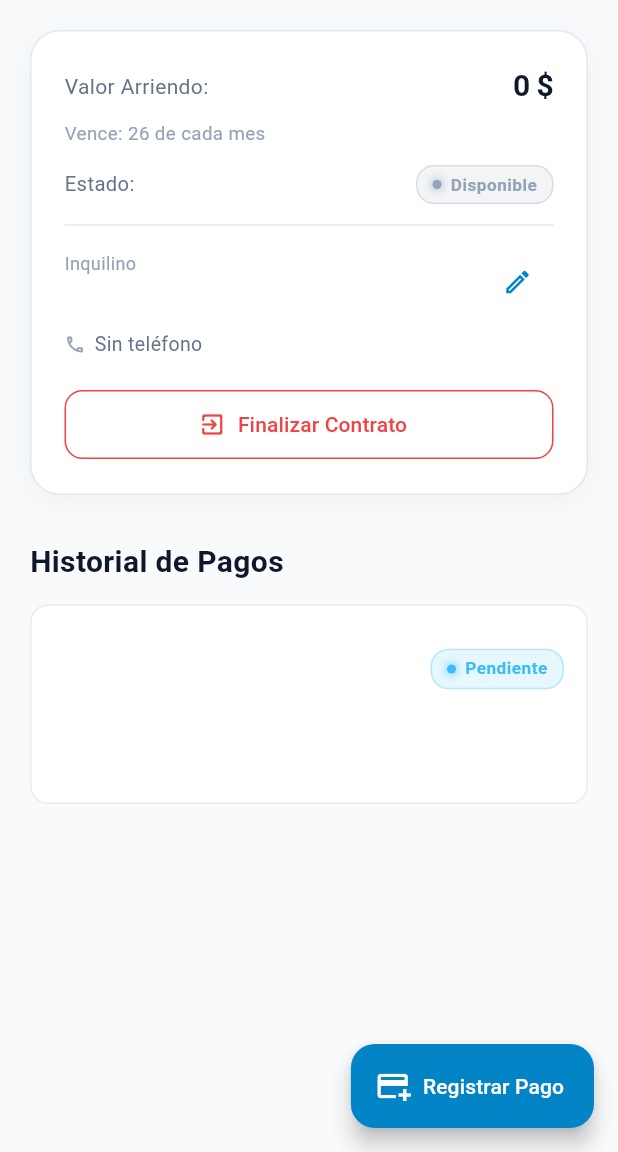
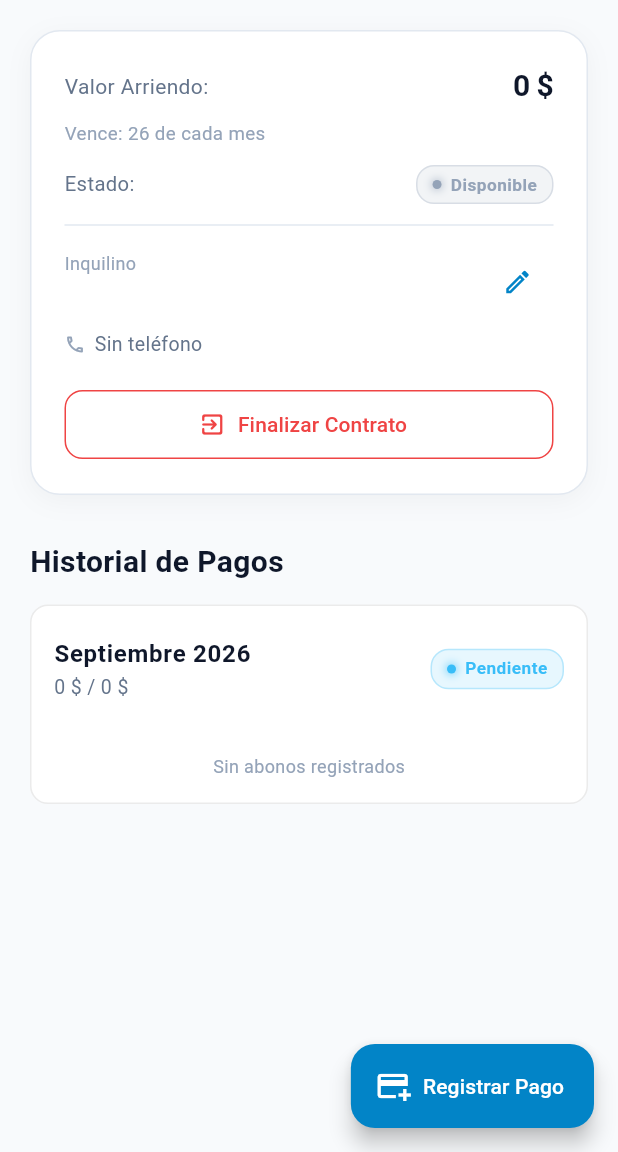
Before and after one commit to MiguelC21/arriendos_app, a Flutter app: the UnitDetailScreen screen opened directly with empty values, after a tap on an icon or button, on a phone screen of 412 x 824 dp, the part 84-1236 px from its top. Run offline on Flutter 3.47's test engine with Material 3 defaults, Android fonts, the phone set to English and light mode, and no system bars; our stand-ins replace connectivity_plus, flutter_riverpod, hive_ce_flutter, shared_preferences, supabase_flutter; accounts and stored records are empty; network calls fail.

Commit message:
coreciones visuales y de sincronizacion

```diff
--- a/lib/screens/unit_detail_screen.dart
+++ b/lib/screens/unit_detail_screen.dart
@@ -862,6 +862,7 @@ class _PaymentHistoryList extends ConsumerWidget {
   @override
   Widget build(BuildContext context, WidgetRef ref) {
     final paymentsAsync = ref.watch(paymentProvider(contract.id));
+    final isDark = Theme.of(context).brightness == Brightness.dark;
     final currencyFormat = NumberFormat.currency(
       locale: 'es_CO',
       symbol: '\$',
@@ -871,9 +872,11 @@ class _PaymentHistoryList extends ConsumerWidget {
     return paymentsAsync.when(
       data: (payments) {
         if (payments.isEmpty) {
-          return const Text(
+          return Text(
             'Sin historial de pagos.',
-            style: TextStyle(color: Colors.white54),
+            style: TextStyle(
+              color: isDark ? Colors.white54 : const Color(0xFF64748B),
+            ),
           );
         }
         return ListView.builder(
@@ -904,14 +907,17 @@ class _PaymentHistoryList extends ConsumerWidget {
                   ),
                   title: Text(
                     '$monthName ${p.year}',
-                    style: const TextStyle(
+                    style: TextStyle(
                       fontWeight: FontWeight.bold,
-                      color: Colors.white,
+                      color: isDark ? Colors.white : const Color(0xFF0F172A),
                     ),
                   ),
                   subtitle: Text(
                     '${currencyFormat.format(p.paidValue)} / ${currencyFormat.format(p.totalValue)}',
-                    style: const TextStyle(color: Colors.white54, fontSize: 13),
+                    style: TextStyle(
+                      color: isDark ? Colors.white54 : const Color(0xFF64748B),
+                      fontSize: 13,
+                    ),
                   ),
                   trailing: _StatusBadge(
                     status: p.status.name,
@@ -925,12 +931,12 @@ class _PaymentHistoryList extends ConsumerWidget {
                         return abonosAsync.when(
                           data: (abonos) {
                             if (abonos.isEmpty) {
-                              return const Padding(
-                                padding: EdgeInsets.all(15),
+                              return Padding(
+                                padding: const EdgeInsets.all(15),
                                 child: Text(
                                   'Sin abonos registrados',
                                   style: TextStyle(
-                                    color: Colors.white38,
+                                    color: isDark ? Colors.white38 : const Color(0xFF94A3B8),
                                     fontSize: 12,
                                   ),
                                 ),
@@ -938,9 +944,9 @@ class _PaymentHistoryList extends ConsumerWidget {
                             }
                             return Column(
                               children: [
-                                const Divider(
+                                Divider(
                                   height: 1,
-                                  color: Colors.white12,
+                                  color: isDark ? Colors.white12 : const Color(0xFFE2E8F0),
                                   indent: 15,
                                   endIndent: 15,
                                 ),
@@ -965,8 +971,8 @@ class _PaymentHistoryList extends ConsumerWidget {
                                     ),
                                     subtitle: Text(
                                       'Fecha: ${fullDateTime[0].toUpperCase()}${fullDateTime.substring(1)}',
-                                      style: const TextStyle(
-                                        color: Colors.white38,
+                                      style: TextStyle(
+                                        color: isDark ? Colors.white38 : const Color(0xFF94A3B8),
                                         fontSize: 12,
                                       ),
                                     ),
@@ -981,16 +987,16 @@ class _PaymentHistoryList extends ConsumerWidget {
                                           context: context,
                                           builder: (context) => AlertDialog(
                                             backgroundColor: Theme.of(context).cardColor,
-                                            title: const Text(
+                                            title: Text(
                                               '¿Deshacer Pago?',
                                               style: TextStyle(
-                                                color: Colors.white,
+                                                color: isDark ? Colors.white : const Color(0xFF0F172A),
                                               ),
                                             ),
-                                            content: const Text(
+                                            content: Text(
                                               'Esta acción eliminará el abono y ajustará el saldo pendiente del mes. ¿Deseas continuar?',
                                               style: TextStyle(
-                                                color: Colors.white70,
+                                                color: isDark ? Colors.white70 : const Color(0xFF475569),
                                               ),
                                             ),
                                             actions: [
--- a/lib/services/sync_manager.dart
+++ b/lib/services/sync_manager.dart
@@ -5,6 +5,7 @@ import 'package:flutter_riverpod/flutter_riverpod.dart';
 import 'local_storage_service.dart';
 import 'supabase_service.dart';
 import '../providers/building_provider.dart';
+import '../providers/building_stats_provider.dart';
 import '../providers/dashboard_provider.dart';
 import '../providers/tenant_provider.dart';
 
@@ -126,6 +127,13 @@ class SyncNotifier extends StateNotifier<SyncState> {
       _ref?.invalidate(buildingProvider);
       _ref?.invalidate(dashboardStatsProvider);
       _ref?.invalidate(activeTenantsProvider);
+      // Estos son FutureProvider.family: invalidar sin argumento recalcula
+      // todas sus instancias vivas, para que las tarjetas de ocupación/deuda
+      // reflejen lo que la reconciliación acaba de corregir en Hive.
+      _ref?.invalidate(buildingOccupancyProvider);
+      _ref?.invalidate(buildingDebtProvider);
+      _ref?.invalidate(unitStatusProvider);
+      _ref?.invalidate(unitDebtProvider);
     } catch (e) {
       debugPrint('Error durante syncAll: $e');
       state = state.copyWith(
@@ -190,36 +198,29 @@ class SyncNotifier extends StateNotifier<SyncState> {
     }
   }
 
-  /// Descarga todos los registros actuales de Supabase a la base local
+  /// Descarga todos los registros actuales de Supabase y reconcilia la base
+  /// local con esa verdad remota: guarda lo que llega y elimina en cascada
+  /// lo que ya no exista remotamente (p. ej. algo borrado desde otro
+  /// dispositivo), para que ningún cliente se quede con datos fantasma.
   Future<void> _syncDown() async {
     try {
       final buildings = await _supabaseService.getBuildings();
-      if (buildings.isNotEmpty) {
-        await LocalStorageService.saveBuildingsBatch(buildings);
-      }
+      await LocalStorageService.reconcileBuildings(buildings);
 
       for (var b in buildings) {
         final units = await _supabaseService.getUnits(b.id);
-        if (units.isNotEmpty) {
-          await LocalStorageService.saveUnitsBatch(units);
-        }
+        await LocalStorageService.reconcileUnitsForBuilding(b.id, units);
 
         final contracts = await _supabaseService.getActiveContractsForBuilding(b.id);
-        if (contracts.isNotEmpty) {
-          await LocalStorageService.saveContractsBatch(contracts);
-        }
+        await LocalStorageService.reconcileContractsForBuilding(b.id, contracts);
 
         for (var c in contracts) {
           final payments = await _supabaseService.getPayments(c.id);
-          if (payments.isNotEmpty) {
-            await LocalStorageService.saveMonthlyPaymentsBatch(payments);
-          }
+          await LocalStorageService.reconcilePaymentsForContract(c.id, payments);
 
           for (var p in payments) {
             final abonos = await _supabaseService.getAbonosForPayment(p.id);
-            if (abonos.isNotEmpty) {
-              await LocalStorageService.saveAbonosBatch(abonos);
-            }
+            await LocalStorageService.reconcileAbonosForPayment(p.id, abonos);
           }
         }
       }
```
Also changed, not shown: lib/providers/repository_provider.dart (+8 -1 lines), lib/services/local_storage_service.dart (+106 -8 lines).
